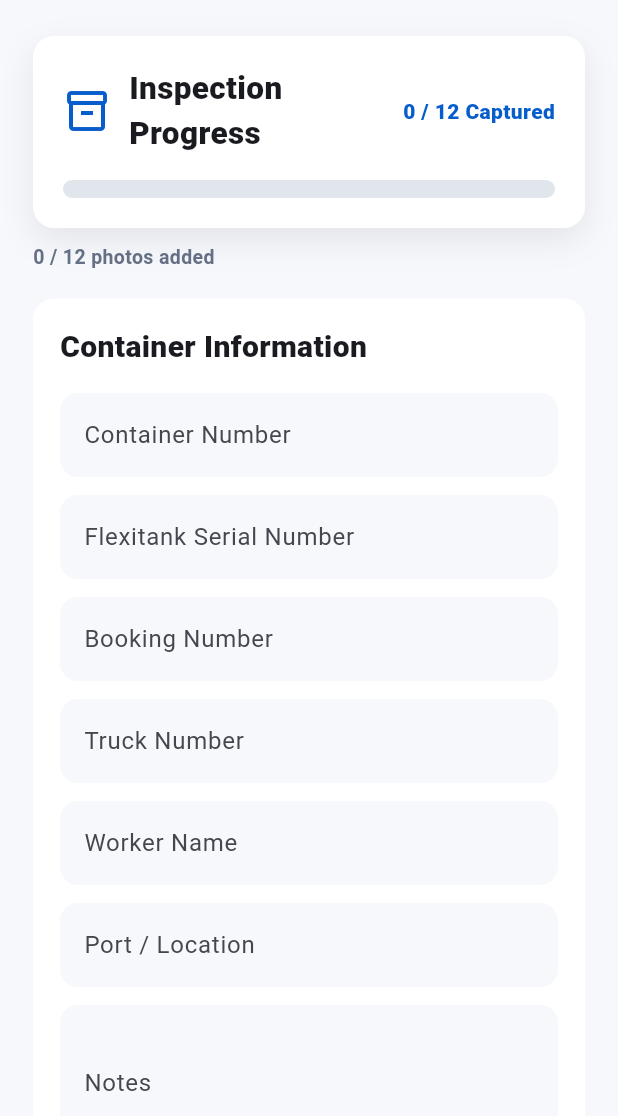
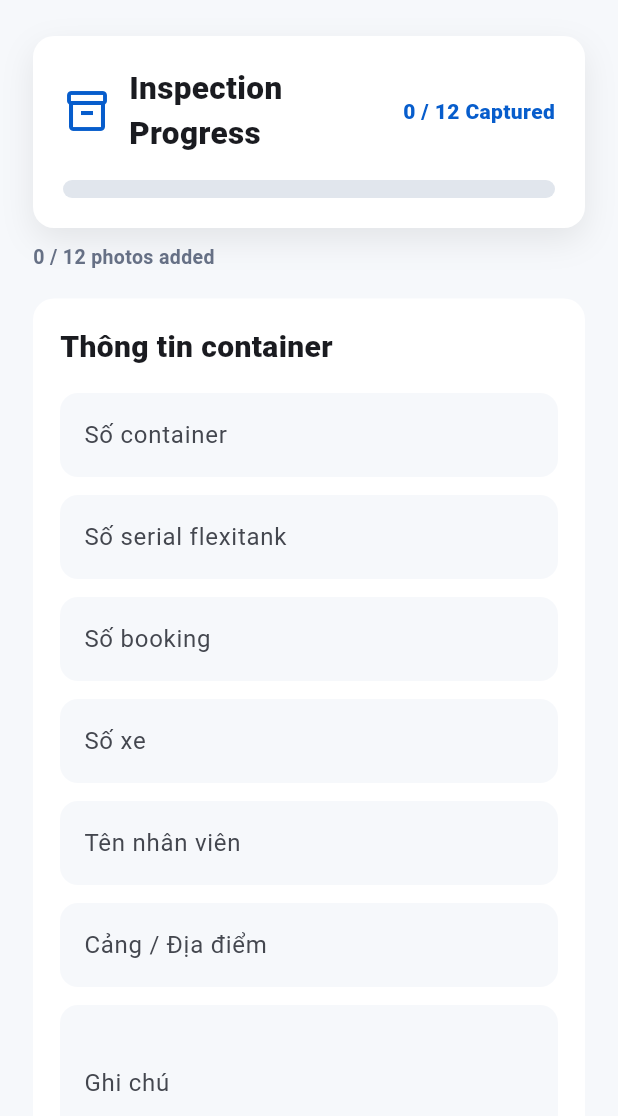
Before and after one commit to NguyenPhuongToan/container_inpector, a Flutter app: the WorkerInspectionScreen screen opened directly, on a phone screen of 412 x 824 dp, the part 120-1236 px from its top. Run offline on Flutter 3.47's test engine with Material 3 defaults, Android fonts, the phone set to English and light mode, and no system bars; our stand-ins replace flutter_secure_storage, image_picker; accounts and stored records are empty.

Commit message:
translate worker UI labels to Vietnamese

```diff
--- a/frontend_flutter/lib/screens/worker/worker_inspection_detail_screen.dart
+++ b/frontend_flutter/lib/screens/worker/worker_inspection_detail_screen.dart
@@ -44,20 +44,22 @@ class WorkerInspectionDetailScreen extends StatelessWidget {
               padding: const EdgeInsets.all(16),
               child: Column(
                 children: [
-                  _buildInfoRow('Container No', inspection.containerNumber),
+                  _buildInfoRow('Số container', inspection.containerNumber),
                   const Divider(height: 1),
-                  _buildInfoRow('Booking No', inspection.bookingNumber),
+                  _buildInfoRow('Số serial flexitank', inspection.flexitankNumber),
                   const Divider(height: 1),
-                  _buildInfoRow('Truck No', inspection.truckNumber),
+                  _buildInfoRow('Số booking', inspection.bookingNumber),
                   const Divider(height: 1),
-                  _buildInfoRow('Worker', inspection.workerName),
+                  _buildInfoRow('Số xe', inspection.truckNumber),
                   const Divider(height: 1),
-                  _buildInfoRow('Port', inspection.portName),
+                  _buildInfoRow('Nhân viên', inspection.workerName),
                   const Divider(height: 1),
-                  _buildInfoRow('Date', inspection.formattedDate),
+                  _buildInfoRow('Cảng', inspection.portName),
+                  const Divider(height: 1),
+                  _buildInfoRow('Ngày', inspection.formattedDate),
                   if (inspection.notes.isNotEmpty) ...[
                     const Divider(height: 1),
-                    _buildInfoRow('Notes', inspection.notes),
+                    _buildInfoRow('Ghi chú', inspection.notes),
                   ],
                 ],
               ),
--- a/frontend_flutter/lib/screens/worker/worker_inspection_screen.dart
+++ b/frontend_flutter/lib/screens/worker/worker_inspection_screen.dart
@@ -501,7 +501,7 @@ class _ContainerInfoForm extends StatelessWidget {
           crossAxisAlignment: CrossAxisAlignment.start,
           children: [
             const Text(
-              'Container Information',
+              'Thông tin container',
               style: TextStyle(
                 fontSize: 20,
                 fontWeight: FontWeight.w900,
@@ -510,31 +510,31 @@ class _ContainerInfoForm extends StatelessWidget {
             const SizedBox(height: 16),
             _InputField(
               controller: containerNumberController,
-              label: 'Container Number',
+              label: 'Số container',
             ),
             _InputField(
               controller: flexitankNumberController,
-              label: 'Flexitank Serial Number',
+              label: 'Số serial flexitank',
             ),
             _InputField(
               controller: bookingNumberController,
-              label: 'Booking Number',
+              label: 'Số booking',
             ),
             _InputField(
               controller: truckNumberController,
-              label: 'Truck Number',
+              label: 'Số xe',
             ),
             _InputField(
               controller: workerNameController,
-              label: 'Worker Name',
+              label: 'Tên nhân viên',
             ),
             _InputField(
               controller: portNameController,
-              label: 'Port / Location',
+              label: 'Cảng / Địa điểm',
             ),
             _InputField(
               controller: notesController,
-              label: 'Notes',
+              label: 'Ghi chú',
               required: false,
               maxLines: 3,
               textInputAction: TextInputAction.done,
```
